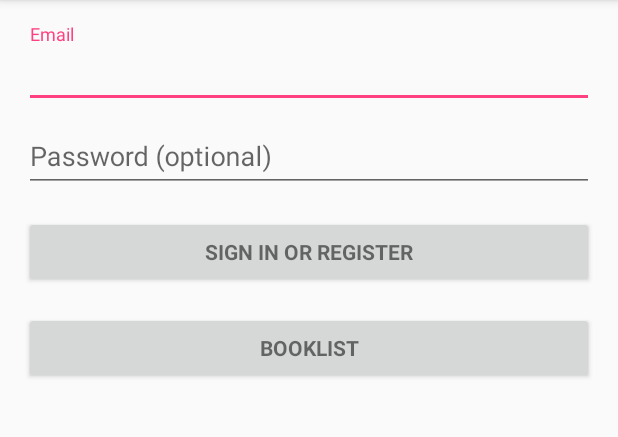
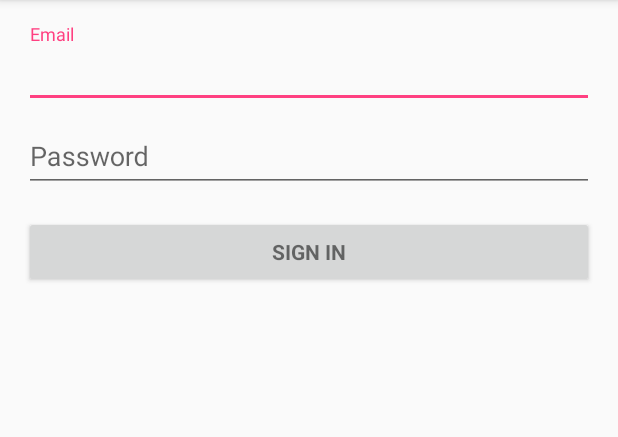
Before and after one commit to futabooo/BookLife, an Android app: the screen it shows after launch (LoginActivity), on a phone screen of 412 x 824 dp, the part 84-521 px from its top. Run offline under Robolectric (Android 15) with nearby library versions, the light colour scheme and no system bars; our stand-ins replace Dagger/Hilt's generated code, RxJava; libraries missing offline, so code that uses them is left out: com.franmontiel.persistentcookiejar, com.jakewharton.retrofit2; 1 statement that could not run was skipped.

Commit message:
fix login

```diff
--- a/app/src/main/java/com/futabooo/android/archive/screen/login/LoginActivity.java
+++ b/app/src/main/java/com/futabooo/android/archive/screen/login/LoginActivity.java
@@ -18,7 +18,6 @@ import android.widget.TextView;
 import com.futabooo.android.archive.Archive;
 import com.futabooo.android.archive.HostSelectionInterceptor;
 import com.futabooo.android.archive.R;
-import com.futabooo.android.archive.screen.booklist.BookListActivity;
 import io.reactivex.Observable;
 import io.reactivex.Observer;
 import io.reactivex.android.schedulers.AndroidSchedulers;
@@ -31,8 +30,6 @@ import javax.inject.Inject;
 import okhttp3.ResponseBody;
 import retrofit2.Retrofit;
 
-import static com.futabooo.android.archive.R.id.response;
-
 /**
  * A login screen that offers login via email/password.
  */
@@ -41,7 +38,7 @@ public class LoginActivity extends AppCompatActivity {
   @Inject Retrofit retrofit;
   @Inject HostSelectionInterceptor hostSelectionInterceptor;
 
-  TextView textView;
+  private LoginPresenterImpl loginPresenter;
 
   // UI references.
   private AutoCompleteTextView emailView;
@@ -52,6 +49,8 @@ public class LoginActivity extends AppCompatActivity {
   @Override protected void onCreate(Bundle savedInstanceState) {
     super.onCreate(savedInstanceState);
     ((Archive) getApplication()).getNetComponent().inject(this);
+    loginPresenter = new LoginPresenterImpl();
+
     setContentView(R.layout.activity_login);
     // Set up the login form.
     emailView = (AutoCompleteTextView) findViewById(R.id.email);
@@ -64,14 +63,6 @@ public class LoginActivity extends AppCompatActivity {
           return true;
         }
         return false;
-      }
-    });
-
-    textView = (TextView) findViewById(response);
-    Button button = (Button) findViewById(R.id.booklist_button);
-    button.setOnClickListener(new OnClickListener() {
-      @Override public void onClick(View v) {
-        startActivity(BookListActivity.createIntent(LoginActivity.this));
       }
     });
 
@@ -104,7 +95,7 @@ public class LoginActivity extends AppCompatActivity {
     View focusView = null;
 
     // Check for a valid password, if the user entered one.
-    if (!TextUtils.isEmpty(password) && !isPasswordValid(password)) {
+    if (!TextUtils.isEmpty(password) && !loginPresenter.isPasswordValid(password)) {
       passwordView.setError(getString(R.string.error_invalid_password));
       focusView = passwordView;
       cancel = true;
@@ -115,7 +106,7 @@ public class LoginActivity extends AppCompatActivity {
       emailView.setError(getString(R.string.error_field_required));
       focusView = emailView;
       cancel = true;
-    } else if (!isEmailValid(email)) {
+    } else if (!loginPresenter.isEmailValid(email)) {
       emailView.setError(getString(R.string.error_invalid_email));
       focusView = emailView;
       cancel = true;
@@ -148,12 +139,10 @@ public class LoginActivity extends AppCompatActivity {
                 e.printStackTrace();
               }
 
-              textView.setText(result.toString());
               hostSelectionInterceptor.setScheme(null);
             }
 
             @Override public void onError(Throwable e) {
-              textView.setText(e.toString());
               hostSelectionInterceptor.setScheme(null);
             }
 
@@ -162,16 +151,6 @@ public class LoginActivity extends AppCompatActivity {
             }
           });
     }
-  }
-
-  private boolean isEmailValid(String email) {
-    //TODO: Replace this with your own logic
-    return email.contains("@");
-  }
-
-  private boolean isPasswordValid(String password) {
-    //TODO: Replace this with your own logic
-    return password.length() > 0;
   }
 
   /**
--- /dev/null
+++ b/app/src/main/java/com/futabooo/android/archive/screen/login/LoginPresenter.java
@@ -0,0 +1,10 @@
+package com.futabooo.android.archive.screen.login;
+
+public interface LoginPresenter {
+
+  void autoLogin();
+
+  boolean isEmailValid(String email);
+
+  boolean isPasswordValid(String password);
+}
--- /dev/null
+++ b/app/src/main/java/com/futabooo/android/archive/screen/login/LoginPresenterImpl.java
@@ -0,0 +1,15 @@
+package com.futabooo.android.archive.screen.login;
+
+public class LoginPresenterImpl implements LoginPresenter {
+  @Override public void autoLogin() {
+
+  }
+
+  @Override public boolean isEmailValid(String email) {
+    return email.contains("@");
+  }
+
+  @Override public boolean isPasswordValid(String password) {
+    return password.length() > 0;
+  }
+}
--- a/app/src/main/res/layout/activity_login.xml
+++ b/app/src/main/res/layout/activity_login.xml
@@ -46,7 +46,6 @@
             android:hint="@string/prompt_email"
             android:inputType="textEmailAddress"
             android:maxLines="1"
-            android:singleLine="true"
             />
 
       </android.support.design.widget.TextInputLayout>
@@ -66,7 +65,6 @@
             android:imeOptions="actionUnspecified"
             android:inputType="textPassword"
             android:maxLines="1"
-            android:singleLine="true"
             />
 
       </android.support.design.widget.TextInputLayout>
@@ -80,21 +78,7 @@
           android:textStyle="bold"
           style="?android:textAppearanceSmall"
           />
-      <Button
-          android:id="@+id/booklist_button"
-          android:layout_width="match_parent"
-          android:layout_height="wrap_content"
-          android:layout_marginTop="16dp"
-          android:text="booklist"
-          android:textStyle="bold"
-          style="?android:textAppearanceSmall"
-          />
 
-      <TextView
-          android:id="@+id/response"
-          android:layout_width="wrap_content"
-          android:layout_height="wrap_content"
-          />
     </LinearLayout>
   </ScrollView>
 </LinearLayout>
--- a/app/src/main/res/values/strings.xml
+++ b/app/src/main/res/values/strings.xml
@@ -3,8 +3,8 @@
 
   <!-- Strings related to login -->
   <string name="prompt_email">Email</string>
-  <string name="prompt_password">Password (optional)</string>
-  <string name="action_sign_in">Sign in or register</string>
+  <string name="prompt_password">Password</string>
+  <string name="action_sign_in">Sign in</string>
   <string name="action_sign_in_short">Sign in</string>
   <string name="error_invalid_email">This email address is invalid</string>
   <string name="error_invalid_password">This password is too short</string>
```
